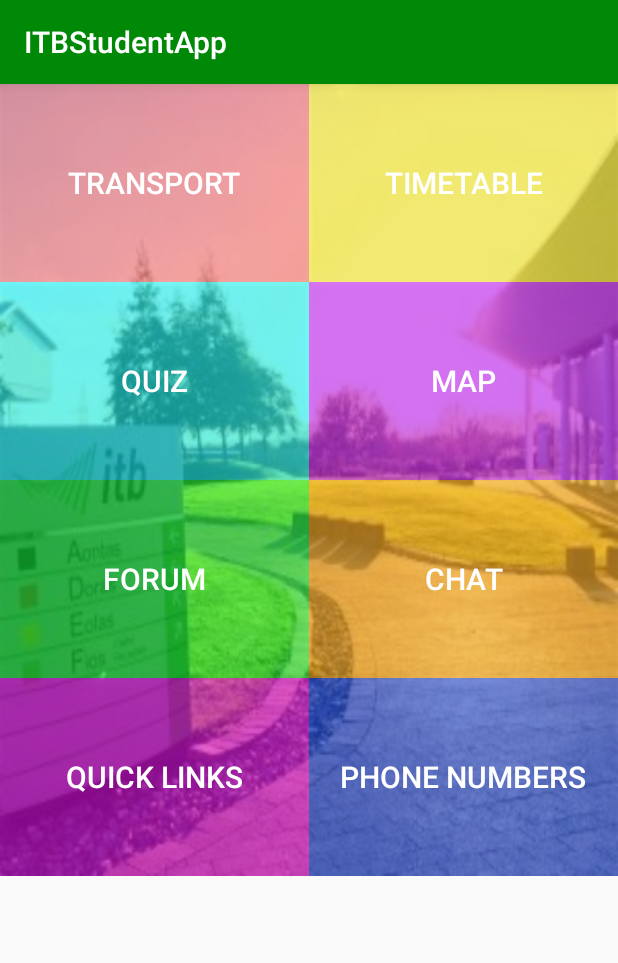
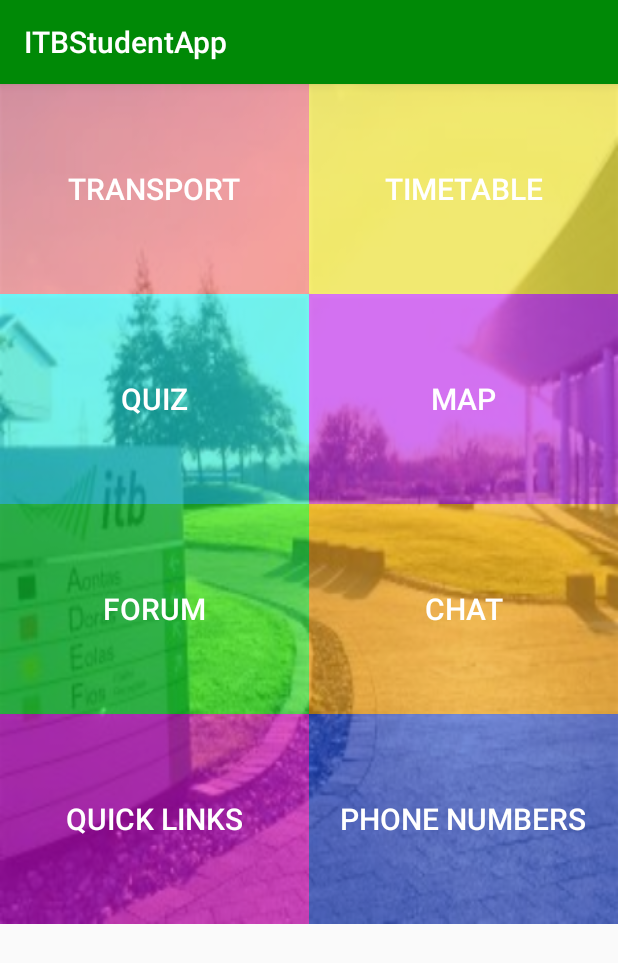
Before and after one commit to AndrewSherlock/Student-Andriod-Application, an Android app: the screen it shows after launch (MainActivity), on a phone screen of 412 x 824 dp. Shown: the top 963 px of the screen. Run offline under Robolectric (Android 15) with nearby library versions, the phone set to English and light mode, and no system bars.

Commit message:
buttons on main screen longer

```diff
--- a/app/src/main/res/layout/activity_main.xml
+++ b/app/src/main/res/layout/activity_main.xml
@@ -18,7 +18,7 @@
             android:id="@+id/transport"
 
             android:layout_width="0dp"
-            android:layout_height="132sp"
+            android:layout_height="140sp"
             android:layout_columnWeight="1"
             android:layout_gravity="fill_horizontal"
             android:background="#53ff0000"
@@ -31,7 +31,7 @@
         <Button
             android:id="@+id/timetable"
             android:layout_width="0dp"
-            android:layout_height="132sp"
+            android:layout_height="140sp"
             android:layout_columnWeight="1"
             android:layout_gravity="fill_horizontal"
             android:background="#80ffF000"
@@ -43,7 +43,7 @@
         <Button
             android:id="@+id/quiz"
             android:layout_width="0dp"
-            android:layout_height="132sp"
+            android:layout_height="140sp"
             android:layout_columnWeight="1"
             android:layout_gravity="fill_horizontal"
             android:background="#8000ffff"
@@ -55,7 +55,7 @@
             <Button
                 android:id="@+id/map"
                 android:layout_width="0dp"
-                android:layout_height="132sp"
+                android:layout_height="140sp"
                 android:layout_columnWeight="1"
                 android:gravity="center"
                 android:layout_gravity="fill_horizontal"
@@ -67,7 +67,7 @@
             <Button
                 android:id="@+id/forum"
                 android:layout_width="0dp"
-                android:layout_height="132sp"
+                android:layout_height="140sp"
                 android:layout_columnWeight="1"
                 android:gravity="center"
                 android:layout_gravity="fill_horizontal"
@@ -79,7 +79,7 @@
             <Button
                 android:id="@+id/chat"
                 android:layout_width="0dp"
-                android:layout_height="132sp"
+                android:layout_height="140sp"
                 android:layout_columnWeight="1"
                 android:gravity="center"
                 android:layout_gravity="fill_horizontal"
@@ -91,7 +91,7 @@
             <Button
                 android:id="@+id/links"
                 android:layout_width="0dp"
-                android:layout_height="132sp"
+                android:layout_height="140sp"
                 android:layout_columnWeight="1"
                 android:gravity="center"
                 android:layout_gravity="fill_horizontal"
@@ -103,7 +103,7 @@
             <Button
                 android:id="@+id/phone"
                 android:layout_width="0dp"
-                android:layout_height="132sp"
+                android:layout_height="140sp"
                 android:layout_columnWeight="1"
                 android:gravity="center"
                 android:layout_gravity="fill_horizontal"
```
